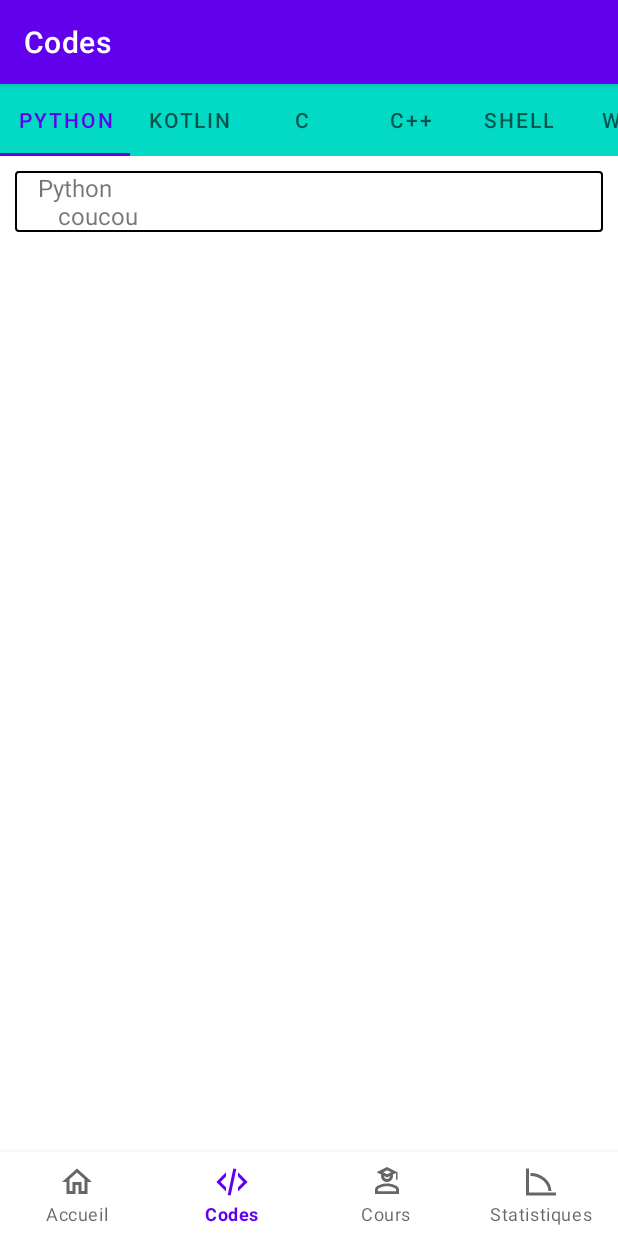
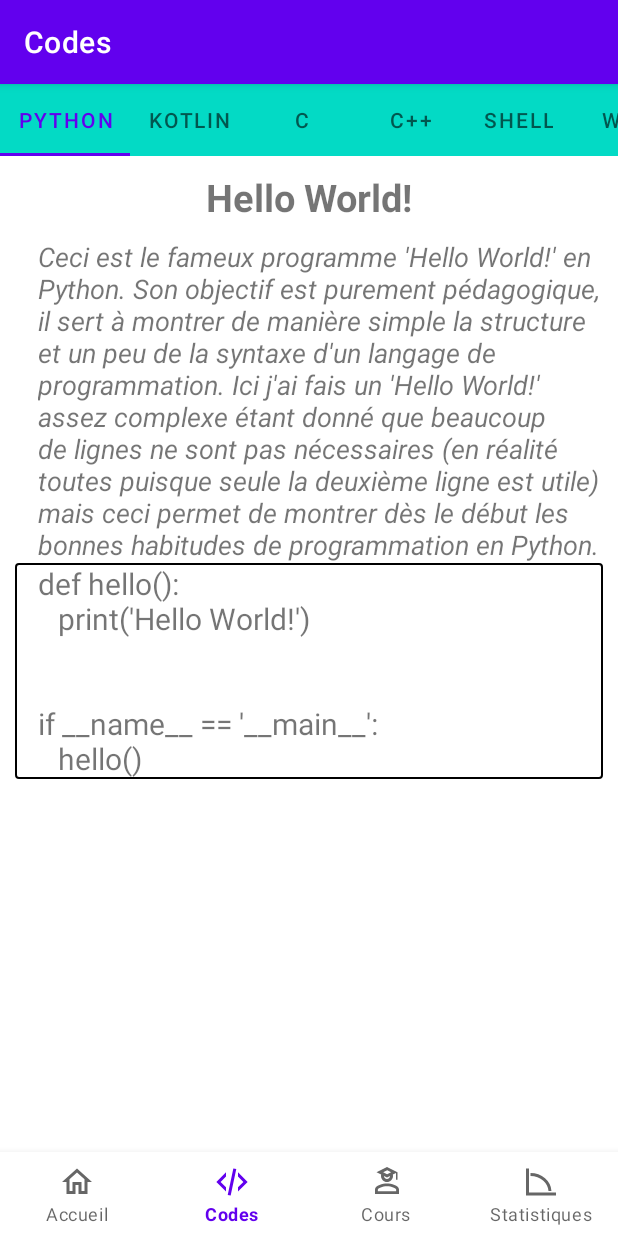
Before and after one commit to Gabin221/Tachyon, an Android app: the screen it shows after launch (MainActivity), on a phone screen of 412 x 824 dp. Run offline under Robolectric (Android 15) with nearby library versions, the phone set to English and light mode, and no system bars; our stand-ins replace navigation-ui.

Commit message:
Update fragment_python.xml

```diff
--- a/app/src/main/res/layout/fragment_python.xml
+++ b/app/src/main/res/layout/fragment_python.xml
@@ -5,16 +5,35 @@
     xmlns:android="http://schemas.android.com/apk/res/android"
     android:layout_width="match_parent"
     android:layout_height="match_parent"
-    android:paddingTop="10dp">
+    android:paddingTop="10dp"
+    android:orientation="vertical">
 
-    <!-- This TextView indicates new fragment is open -->
+    <TextView
+        android:layout_width="match_parent"
+        android:layout_height="wrap_content"
+        android:textStyle="bold"
+        android:textSize="25sp"
+        android:textAlignment="center"
+        android:layout_marginBottom="10dp"
+        android:text="Hello World!" />
+
+    <TextView
+        android:layout_width="match_parent"
+        android:layout_height="wrap_content"
+        android:textStyle="italic"
+        android:textSize="18sp"
+        android:textAlignment="textStart"
+        android:layout_marginHorizontal="10dp"
+        android:paddingLeft="15dp"
+        android:text="Ceci est le fameux programme 'Hello World!' en Python. Son objectif est purement pédagogique, il sert à montrer de manière simple la structure et un peu de la syntaxe d'un langage de programmation. Ici j'ai fais un 'Hello World!' assez complexe étant donné que beaucoup de lignes ne sont pas nécessaires (en réalité toutes puisque seule la deuxième ligne est utile) mais ceci permet de montrer dès le début les bonnes habitudes de programmation en Python." />
+
     <TextView
         android:layout_width="match_parent"
         android:layout_height="wrap_content"
         android:layout_marginHorizontal="10dp"
         android:background="@drawable/back"
         android:paddingLeft="15dp"
-        android:textSize="16sp"
-        android:text="Python\n\tcoucou" />
+        android:textSize="20sp"
+        android:text="def hello():\n\tprint('Hello World!')\n\n\nif __name__ == '__main__':\n\thello()" />
 
 </LinearLayout>
```
